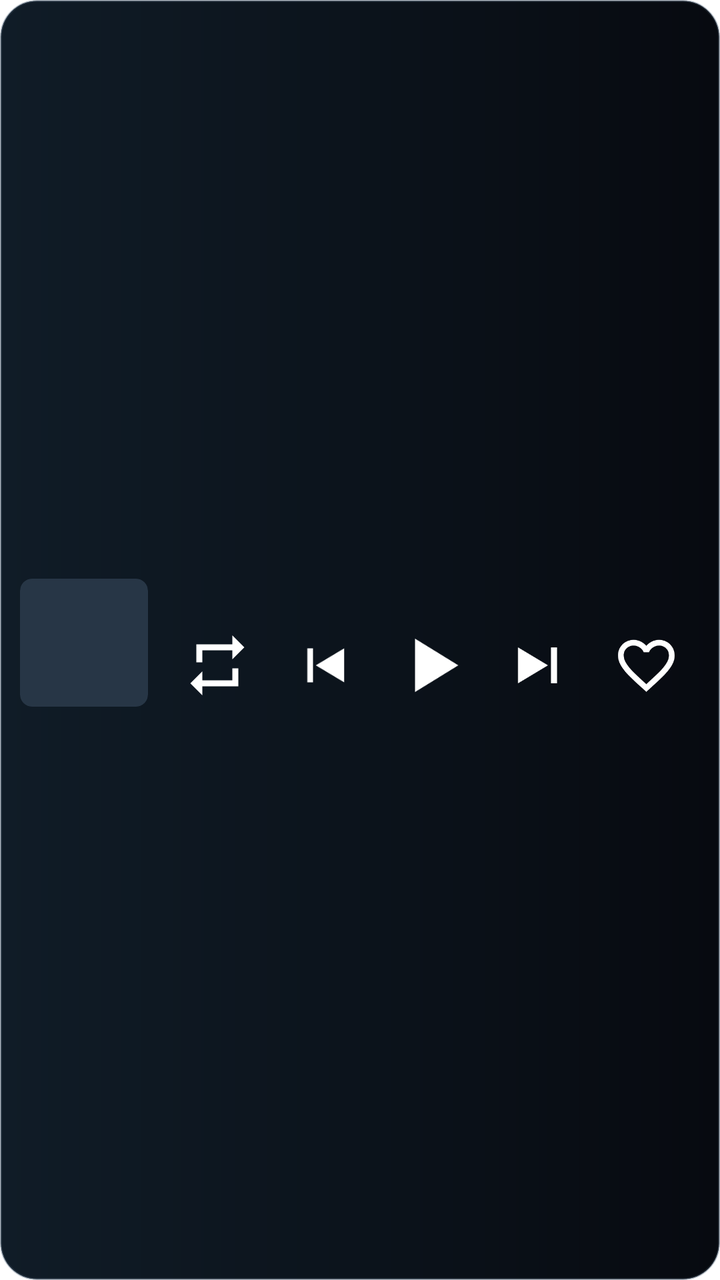
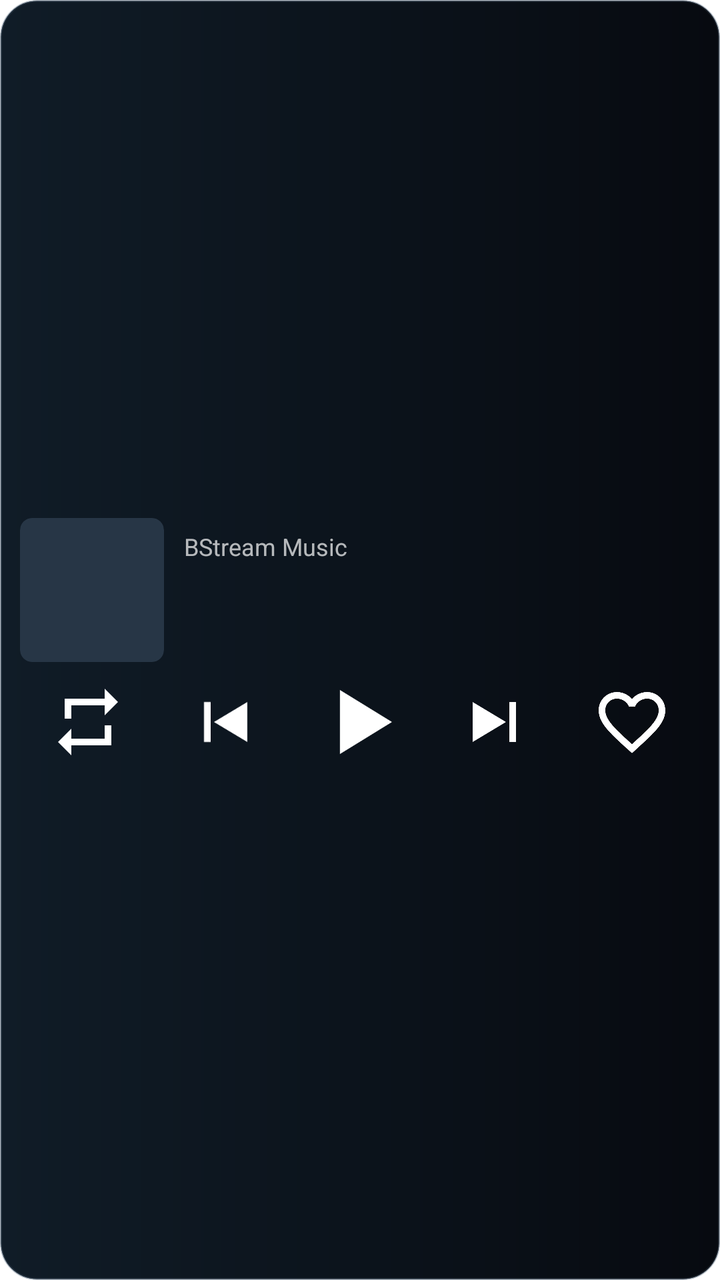

The first picture is an Android layout as it rendered before a commit; the second is the same layout after the commit. The layout source and the unified diff follow.
<!-- AndroidManifest.xml: fallback theme Theme.MaterialComponents.DayNight.NoActionBar -->
<!-- res/layout/bstream_music_widget.xml -->
<?xml version="1.0" encoding="utf-8"?>
<FrameLayout xmlns:android="http://schemas.android.com/apk/res/android"
    android:layout_width="match_parent"
    android:layout_height="match_parent"
    android:layout_marginStart="4dp"
    android:layout_marginEnd="4dp"
    android:layout_marginTop="4dp"
    android:layout_marginBottom="0dp"
    android:background="@drawable/bstream_widget_background">

    <ImageView
        android:id="@+id/widget_backdrop"
        android:layout_width="match_parent"
        android:layout_height="match_parent"
        android:background="@drawable/bstream_widget_background"
        android:clipToOutline="true"
        android:contentDescription="@null"
        android:scaleType="fitXY" />

    <LinearLayout
        android:id="@+id/widget_card"
        android:layout_width="match_parent"
        android:layout_height="match_parent"
        android:gravity="center_vertical"
        android:orientation="horizontal"
        android:paddingHorizontal="10dp"
        android:paddingTop="3dp"
        android:paddingBottom="0dp">

        <ImageView
            android:id="@+id/widget_artwork"
            android:layout_width="64dp"
            android:layout_height="64dp"
            android:background="@drawable/bstream_widget_artwork_background"
            android:clipToOutline="true"
            android:contentDescription="@string/widget_artwork_description"
            android:scaleType="centerCrop" />

        <LinearLayout
            android:layout_width="0dp"
            android:layout_height="wrap_content"
            android:layout_marginStart="8dp"
            android:layout_weight="1"
            android:gravity="center_vertical"
            android:orientation="vertical">

            <TextView
                android:id="@+id/widget_title"
                android:layout_width="match_parent"
                android:layout_height="wrap_content"
                android:ellipsize="end"
                android:fontFamily="sans-serif-medium"
                android:maxLines="1"
                android:textColor="#FFFFFFFF"
                android:textSize="15sp" />

            <TextView
                android:id="@+id/widget_artist"
                android:layout_width="match_parent"
                android:layout_height="0dp"
                android:visibility="gone" />

            <LinearLayout
                android:layout_width="match_parent"
                android:layout_height="42dp"
                android:layout_marginTop="2dp"
                android:gravity="center"
                android:orientation="horizontal">

                <ImageView
                    android:id="@+id/widget_repeat"
                    android:layout_width="0dp"
                    android:layout_height="36dp"
                    android:layout_weight="1"
                    android:background="@android:color/transparent"
                    android:contentDescription="@string/widget_repeat"
                    android:padding="0dp"
                    android:src="@drawable/bstream_widget_repeat"
                    android:scaleType="fitCenter"
                    android:tint="#FFFFFFFF" />

                <ImageView
                    android:id="@+id/widget_previous"
                    android:layout_width="0dp"
                    android:layout_height="36dp"
                    android:layout_weight="1"
                    android:background="@android:color/transparent"
                    android:contentDescription="@string/widget_previous"
                    android:padding="1dp"
                    android:src="@drawable/bstream_widget_previous"
                    android:scaleType="fitCenter"
                    android:tint="#FFFFFFFF" />

                <ImageView
                    android:id="@+id/widget_play_pause"
                    android:layout_width="0dp"
                    android:layout_height="40dp"
                    android:layout_weight="1"
                    android:background="@android:color/transparent"
                    android:contentDescription="@string/widget_play_pause"
                    android:padding="0dp"
                    android:src="@drawable/bstream_widget_play"
                    android:scaleType="fitCenter"
                    android:tint="#FFFFFFFF" />

                <ImageView
                    android:id="@+id/widget_next"
                    android:layout_width="0dp"
                    android:layout_height="36dp"
                    android:layout_weight="1"
                    android:background="@android:color/transparent"
                    android:contentDescription="@string/widget_next"
                    android:padding="0dp"
                    android:src="@drawable/bstream_widget_next"
                    android:scaleType="fitCenter"
                    android:tint="#FFFFFFFF" />

                <ImageView
                    android:id="@+id/widget_favorite"
                    android:layout_width="0dp"
                    android:layout_height="36dp"
                    android:layout_weight="1"
                    android:background="@android:color/transparent"
                    android:contentDescription="@string/widget_favorite"
                    android:padding="1dp"
                    android:src="@drawable/bstream_widget_heart_outline"
                    android:scaleType="fitCenter"
                    android:tint="#FFFFFFFF" />
            </LinearLayout>
        </LinearLayout>
    </LinearLayout>
</FrameLayout>
<!-- resources referenced by this layout -->
<resources>
  <!-- drawable bstream_widget_artwork_background (drawable) -->
  <?xml version="1.0" encoding="utf-8"?>
  <shape xmlns:android="http://schemas.android.com/apk/res/android" android:shape="rectangle">
      <corners android:radius="6dp" />
      <solid android:color="#FF273646" />
  </shape>
  <!-- drawable bstream_widget_background (drawable) -->
  <?xml version="1.0" encoding="utf-8"?>
  <shape xmlns:android="http://schemas.android.com/apk/res/android" android:shape="rectangle">
      <corners android:radius="18dp" />
      <gradient android:angle="0" android:startColor="#FF101C27" android:endColor="#FF070A10" />
      <stroke android:width="1dp" android:color="#405E7182" />
  </shape>
  <!-- drawable bstream_widget_heart_outline (drawable) -->
  <vector xmlns:android="http://schemas.android.com/apk/res/android"
      android:width="32dp"
      android:height="32dp"
      android:viewportWidth="24"
      android:viewportHeight="24">
      <path
          android:fillColor="#FFFFFFFF"
          android:pathData="M16.5,3c-1.74,0 -3.41,0.81 -4.5,2.09C10.91,3.81 9.24,3 7.5,3 4.42,3 2,5.42 2,8.5c0,3.78 3.4,6.86 8.55,11.54L12,21.35l1.45,-1.32C18.6,15.36 22,12.28 22,8.5 22,5.42 19.58,3 16.5,3zM12.1,18.55l-0.1,0.1 -0.1,-0.1C7.14,14.24 4,11.39 4,8.5 4,6.5 5.5,5 7.5,5c1.54,0 3.04,0.99 3.57,2.36h1.87C13.46,5.99 14.96,5 16.5,5 18.5,5 20,6.5 20,8.5c0,2.89 -3.14,5.74 -7.9,10.05z" />
  </vector>
  <!-- drawable bstream_widget_next (drawable) -->
  <vector xmlns:android="http://schemas.android.com/apk/res/android"
      android:width="32dp"
      android:height="32dp"
      android:viewportWidth="24"
      android:viewportHeight="24">
      <path
          android:fillColor="#FFFFFFFF"
          android:pathData="M16,6h2v12h-2zM5,6v12l10,-6z" />
  </vector>
  <!-- drawable bstream_widget_play (drawable) -->
  <vector xmlns:android="http://schemas.android.com/apk/res/android"
      android:width="32dp"
      android:height="32dp"
      android:viewportWidth="24"
      android:viewportHeight="24">
      <path
          android:fillColor="#FFFFFFFF"
          android:pathData="M7,4v16l13,-8z" />
  </vector>
  <!-- drawable bstream_widget_previous (drawable) -->
  <vector xmlns:android="http://schemas.android.com/apk/res/android"
      android:width="32dp"
      android:height="32dp"
      android:viewportWidth="24"
      android:viewportHeight="24">
      <path
          android:fillColor="#FFFFFFFF"
          android:pathData="M6,6h2v12H6zM19,6v12l-10,-6z" />
  </vector>
  <!-- drawable bstream_widget_repeat (drawable) -->
  <vector xmlns:android="http://schemas.android.com/apk/res/android"
      android:width="32dp"
      android:height="32dp"
      android:viewportWidth="24"
      android:viewportHeight="24">
      <path
          android:fillColor="#FFFFFFFF"
          android:pathData="M7,7h10v3l4,-4 -4,-4v3H5v6h2V7zM17,17H7v-3l-4,4 4,4v-3h12v-6h-2v4z" />
  </vector>
  <string name="widget_artwork_description">Portada de la canción</string>
  <string name="widget_favorite">Favoritos</string>
  <string name="widget_next">Siguiente</string>
  <string name="widget_play_pause">Reproducir o pausar</string>
  <string name="widget_previous">Anterior</string>
  <string name="widget_repeat">Repetir</string>
</resources>

<!-- the commit's change to res/layout/bstream_music_widget.xml (unified diff, before → after) -->
@@ -22,111 +22,136 @@
         android:layout_width="match_parent"
         android:layout_height="match_parent"
         android:gravity="center_vertical"
-        android:orientation="horizontal"
+        android:orientation="vertical"
         android:paddingHorizontal="10dp"
-        android:paddingTop="3dp"
-        android:paddingBottom="0dp">
-
-        <ImageView
-            android:id="@+id/widget_artwork"
-            android:layout_width="64dp"
-            android:layout_height="64dp"
-            android:background="@drawable/bstream_widget_artwork_background"
-            android:clipToOutline="true"
-            android:contentDescription="@string/widget_artwork_description"
-            android:scaleType="centerCrop" />
+        android:paddingTop="6dp"
+        android:paddingBottom="2dp">
 
         <LinearLayout
-            android:layout_width="0dp"
+            android:id="@+id/widget_metadata"
+            android:layout_width="match_parent"
             android:layout_height="wrap_content"
-            android:layout_marginStart="8dp"
-            android:layout_weight="1"
             android:gravity="center_vertical"
-            android:orientation="vertical">
+            android:orientation="horizontal">
 
-            <TextView
-                android:id="@+id/widget_title"
-                android:layout_width="match_parent"
-                android:layout_height="wrap_content"
-                android:ellipsize="end"
-                android:fontFamily="sans-serif-medium"
-                android:maxLines="1"
-                android:textColor="#FFFFFFFF"
-                android:textSize="15sp" />
-
-            <TextView
-                android:id="@+id/widget_artist"
-                android:layout_width="match_parent"
-                android:layout_height="0dp"
-                android:visibility="gone" />
+            <ImageView
+                android:id="@+id/widget_artwork"
+                android:layout_width="72dp"
+                android:layout_height="72dp"
+                android:background="@drawable/bstream_widget_artwork_background"
+                android:clipToOutline="true"
+                android:contentDescription="@string/widget_artwork_description"
+                android:scaleType="centerCrop" />
 
             <LinearLayout
-                android:layout_width="match_parent"
-                android:layout_height="42dp"
-                android:layout_marginTop="2dp"
-                android:gravity="center"
-                android:orientation="horizontal">
+                android:layout_width="0dp"
+                android:layout_height="wrap_content"
+                android:layout_marginStart="10dp"
+                android:layout_weight="1"
+                android:gravity="center_vertical"
+                android:orientation="vertical">
 
-                <ImageView
-                    android:id="@+id/widget_repeat"
-                    android:layout_width="0dp"
-                    android:layout_height="36dp"
-                    android:layout_weight="1"
-                    android:background="@android:color/transparent"
-                    android:contentDescription="@string/widget_repeat"
-                    android:padding="0dp"
-                    android:src="@drawable/bstream_widget_repeat"
-                    android:scaleType="fitCenter"
-                    android:tint="#FFFFFFFF" />
+                <TextView
+                    android:id="@+id/widget_player_name"
+                    android:layout_width="match_parent"
+                    android:layout_height="wrap_content"
+                    android:ellipsize="end"
+                    android:singleLine="true"
+                    android:text="@string/widget_player_name"
+                    android:textColor="#B3FFFFFF"
+                    android:textSize="12sp" />
 
-                <ImageView
-                    android:id="@+id/widget_previous"
-                    android:layout_width="0dp"
-                    android:layout_height="36dp"
-                    android:layout_weight="1"
-                    android:background="@android:color/transparent"
-                    android:contentDescription="@string/widget_previous"
-                    android:padding="1dp"
-                    android:src="@drawable/bstream_widget_previous"
-                    android:scaleType="fitCenter"
-                    android:tint="#FFFFFFFF" />
+                <TextView
+                    android:id="@+id/widget_title"
+                    android:layout_width="match_parent"
+                    android:layout_height="wrap_content"
+                    android:layout_marginTop="2dp"
+                    android:ellipsize="end"
+                    android:fontFamily="sans-serif-medium"
+                    android:textStyle="bold"
+                    android:singleLine="true"
+                    android:textColor="#FFFFFFFF"
+                    android:textSize="16sp" />
 
-                <ImageView
-                    android:id="@+id/widget_play_pause"
-                    android:layout_width="0dp"
-                    android:layout_height="40dp"
-                    android:layout_weight="1"
-                    android:background="@android:color/transparent"
-                    android:contentDescription="@string/widget_play_pause"
-                    android:padding="0dp"
-                    android:src="@drawable/bstream_widget_play"
-                    android:scaleType="fitCenter"
-                    android:tint="#FFFFFFFF" />
+                <TextView
+                    android:id="@+id/widget_artist"
+                    android:layout_width="match_parent"
+                    android:layout_height="wrap_content"
+                    android:layout_marginTop="2dp"
+                    android:ellipsize="end"
+                    android:singleLine="true"
+                    android:textColor="#D7DDE3E8"
+                    android:textSize="13sp" />
+            </LinearLayout>
+        </LinearLayout>
 
-                <ImageView
-                    android:id="@+id/widget_next"
-                    android:layout_width="0dp"
-                    android:layout_height="36dp"
-                    android:layout_weight="1"
-                    android:background="@android:color/transparent"
-                    android:contentDescription="@string/widget_next"
-                    android:padding="0dp"
-                    android:src="@drawable/bstream_widget_next"
-                    android:scaleType="fitCenter"
-                    android:tint="#FFFFFFFF" />
+        <LinearLayout
+            android:id="@+id/widget_controls"
+            android:layout_width="match_parent"
+            android:layout_height="48dp"
+            android:layout_marginTop="6dp"
+            android:gravity="center"
+            android:orientation="horizontal">
 
-                <ImageView
-                    android:id="@+id/widget_favorite"
-                    android:layout_width="0dp"
-                    android:layout_height="36dp"
-                    android:layout_weight="1"
-                    android:background="@android:color/transparent"
-                    android:contentDescription="@string/widget_favorite"
-                    android:padding="1dp"
-                    android:src="@drawable/bstream_widget_heart_outline"
-                    android:scaleType="fitCenter"
-                    android:tint="#FFFFFFFF" />
-            </LinearLayout>
+            <ImageView
+                android:id="@+id/widget_repeat"
+                android:layout_width="0dp"
+                android:layout_height="48dp"
+                android:layout_weight="1"
+                android:background="@android:color/transparent"
+                android:contentDescription="@string/widget_repeat"
+                android:padding="4dp"
+                android:src="@drawable/bstream_widget_repeat"
+                android:scaleType="fitCenter"
+                android:tint="#FFFFFFFF" />
+
+            <ImageView
+                android:id="@+id/widget_previous"
+                android:layout_width="0dp"
+                android:layout_height="48dp"
+                android:layout_weight="1"
+                android:background="@android:color/transparent"
+                android:contentDescription="@string/widget_previous"
+                android:padding="4dp"
+                android:src="@drawable/bstream_widget_previous"
+                android:scaleType="fitCenter"
+                android:tint="#FFFFFFFF" />
+
+            <ImageView
+                android:id="@+id/widget_play_pause"
+                android:layout_width="0dp"
+                android:layout_height="48dp"
+                android:layout_weight="1"
+                android:background="@android:color/transparent"
+                android:contentDescription="@string/widget_play_pause"
+                android:padding="0dp"
+                android:src="@drawable/bstream_widget_play"
+                android:scaleType="fitCenter"
+                android:tint="#FFFFFFFF" />
+
+            <ImageView
+                android:id="@+id/widget_next"
+                android:layout_width="0dp"
+                android:layout_height="48dp"
+                android:layout_weight="1"
+                android:background="@android:color/transparent"
+                android:contentDescription="@string/widget_next"
+                android:padding="4dp"
+                android:src="@drawable/bstream_widget_next"
+                android:scaleType="fitCenter"
+                android:tint="#FFFFFFFF" />
+
+            <ImageView
+                android:id="@+id/widget_favorite"
+                android:layout_width="0dp"
+                android:layout_height="48dp"
+                android:layout_weight="1"
+                android:background="@android:color/transparent"
+                android:contentDescription="@string/widget_favorite"
+                android:padding="4dp"
+                android:src="@drawable/bstream_widget_heart_outline"
+                android:scaleType="fitCenter"
+                android:tint="#FFFFFFFF" />
         </LinearLayout>
     </LinearLayout>
 </FrameLayout>
<!-- resource entries referenced after the edit -->
@@ -67,6 +67,7 @@
   <string name="widget_favorite">Favoritos</string>
   <string name="widget_next">Siguiente</string>
   <string name="widget_play_pause">Reproducir o pausar</string>
+  <string name="widget_player_name">BStream Music</string>
   <string name="widget_previous">Anterior</string>
   <string name="widget_repeat">Repetir</string>
 </resources>
